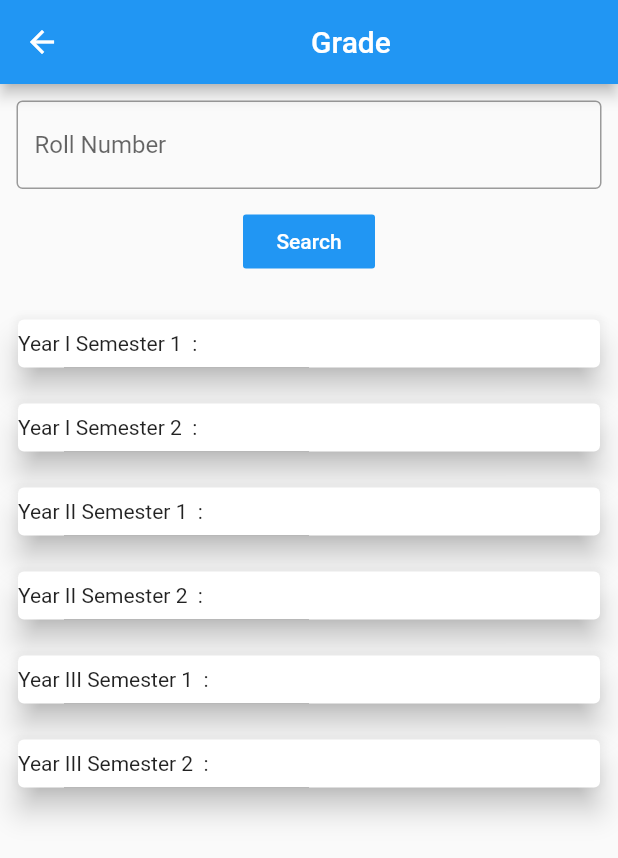
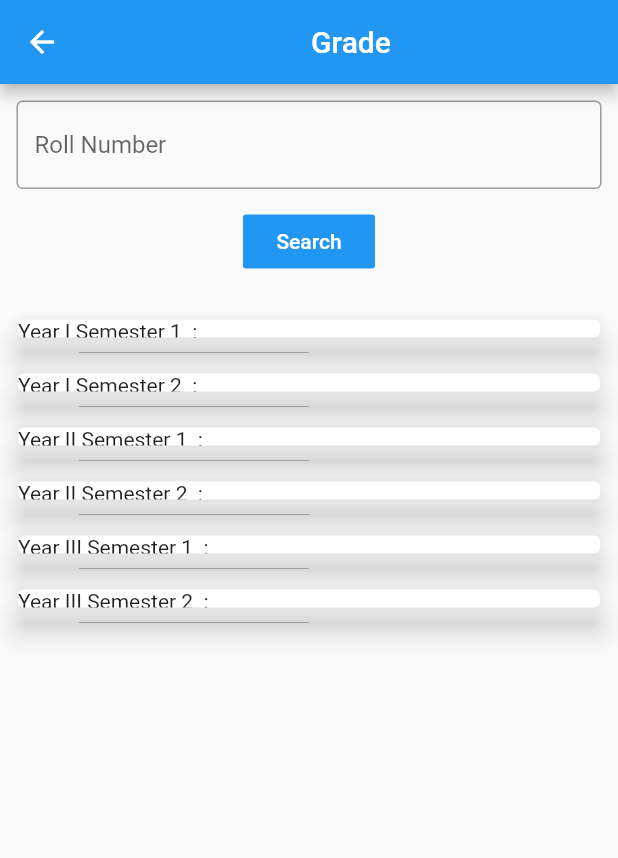
Before and after one commit to sra1kumar-NULL/student-corner-app, a Flutter app: the GradeCalc screen opened directly, after a tap on "Search", on a phone screen of 412 x 824 dp. Shown: the top 858 px of the screen. Run offline on Flutter 3.47's test engine with Material 2 defaults, Android fonts, the phone set to English and light mode, and no system bars; our stand-ins replace photo_view.

Commit message:
cleared all bugs from grading

```diff
--- a/lib/ui/grade.dart
+++ b/lib/ui/grade.dart
@@ -110,14 +110,14 @@ class _GradeCalcState extends State<GradeCalc> {
           Padding(
             padding: const EdgeInsets.all(8.0),
             child: Container(
-              height: 40,
+              height: 20,
               child: Card(
                 elevation: 8,
                 child: Row(
                   children: [
                     Text("Year I Semester 1  :  "),
                     SizedBox(
-                      width: 160,
+                      width: 120,
                     ),
                     Text(
                       gpa1==null?"":gpa1.toStringAsFixed(2)
@@ -130,14 +130,14 @@ class _GradeCalcState extends State<GradeCalc> {
           Padding(
             padding: const EdgeInsets.all(8.0),
             child: Container(
-              height: 40,
+              height: 20,
               child: Card(
                 elevation: 8,
                 child: Row(
                   children: [
                     Text("Year I Semester 2  :  "),
                     SizedBox(
-                      width: 160,
+                      width: 120,
                     ),
                     Text(
                         gpa2==null?"":gpa2.toStringAsFixed(2)
@@ -150,14 +150,14 @@ class _GradeCalcState extends State<GradeCalc> {
           Padding(
             padding: const EdgeInsets.all(8.0),
             child: Container(
-              height: 40,
+              height: 20,
               child: Card(
                 elevation: 8,
                 child: Row(
                   children: [
                     Text("Year II Semester 1  : "),
                     SizedBox(
-                      width: 160,
+                      width: 120,
                     ),
                     Text(
                         gpa3==null?"":gpa3.toStringAsFixed(2)
@@ -170,14 +170,14 @@ class _GradeCalcState extends State<GradeCalc> {
           Padding(
             padding: const EdgeInsets.all(8.0),
             child: Container(
-              height: 40,
+              height: 20,
               child: Card(
                 elevation: 8,
                 child: Row(
                   children: [
                     Text("Year II Semester 2  : "),
                     SizedBox(
-                      width: 160,
+                      width: 120,
                     ),
                     Text(
                         gpa4==null?"":gpa4.toStringAsFixed(2)
@@ -190,14 +190,14 @@ class _GradeCalcState extends State<GradeCalc> {
           Padding(
             padding: const EdgeInsets.all(8.0),
             child: Container(
-              height: 40,
+              height: 20,
               child: Card(
                 elevation: 8,
                 child: Row(
                   children: [
                     Text("Year III Semester 1  :"),
                     SizedBox(
-                      width: 160,
+                      width: 120,
                     ),
                     Text(
                         gpa5==null?"":gpa5.toStringAsFixed(2)
@@ -210,14 +210,14 @@ class _GradeCalcState extends State<GradeCalc> {
           Padding(
             padding: const EdgeInsets.all(8.0),
             child: Container(
-              height: 40,
+              height: 20,
               child: Card(
                 elevation: 8,
                 child: Row(
                   children: [
                     Text("Year III Semester 2  :"),
                     SizedBox(
-                      width: 160,
+                      width: 120,
                     ),
                     Text(
                         gpa6==null?"":gpa6.toStringAsFixed(2)
@@ -240,21 +240,15 @@ class _GradeCalcState extends State<GradeCalc> {
     var subs=0;
     var i=showData.length-1;
     var subfin=showData[i]['Htno'];
-    while(showData[i]['Htno']==subfin){
+    while(showData[i]['Htno']==subfin)
+    {
       i--;
       subs++;
     }
-    debugPrint(subs.toString());
-    if(check.substring(0,5)=="19035"){
-      index=index+53*subs;
-      while(showData[index]['Htno']!=check){
-        index++;
-      }
-      if(index>=showData.length-1){
-        index=showData.length-1;
-      }
-    }
-    else{
+    //debugPrint(subs.toString());
+    //debugPrint(index.toString());
+    var c=0;
+    if(check.substring(0,4)=="1803"){
       int x=int.parse(check.substring(8));
       index=index+(x-1)*subs;
       while(showData[index]['Htno']!=check){
@@ -264,6 +258,31 @@ class _GradeCalcState extends State<GradeCalc> {
         index=showData.length-1;
       }
     }
+    if(check.substring(0,4)=="1903"){
+      if(showData[showData.length-1]['Htno'].substring(0,4)=="1903") {
+        final val = int.parse(
+            showData[showData.length - 1]['Htno'].substring(8));
+        //debugPrint(val.toString());
+        index = showData.length - val * subs;
+        //debugPrint(index.toString());
+        int x = int.parse(check.substring(8));
+        index = index + (x - 1) * subs;
+        debugPrint(index.toString());
+        while (showData[index]['Htno'] != check) {
+          index++;
+        }
+        if (index >= showData.length - 1) {
+          index = showData.length - 1;
+        }
+      }
+      else{
+        c=1;
+      }
+    }
+    if(c==1){
+      return null;
+    }
+    else{
       while(showData[index]['Htno']==check){
         if(showData[index]['Grade']=='O'){
           numer+=10*int.parse(showData[index]['Credits']);
@@ -293,15 +312,20 @@ class _GradeCalcState extends State<GradeCalc> {
           numer+=0;
           denom+=int.parse(showData[index]['Credits']);
         }
-
         if(index>=showData.length-1){
           index=showData.length-1;
           break;
         }
-       index+=1;
+        index++;
       }
+
+    }
+    //debugPrint(index.toString());
+    //debugPrint(index.toString());
+    //debugPrint(numer.toString());
+    //debugPrint(denom.toString());
     final result=numer/denom;
-    debugPrint(result.toString());
+    //debugPrint(result.toString());
     return result;
   }
 }
```
Also changed, not shown: 1 other file. Lines whose indentation alone changed are shown as unchanged.
